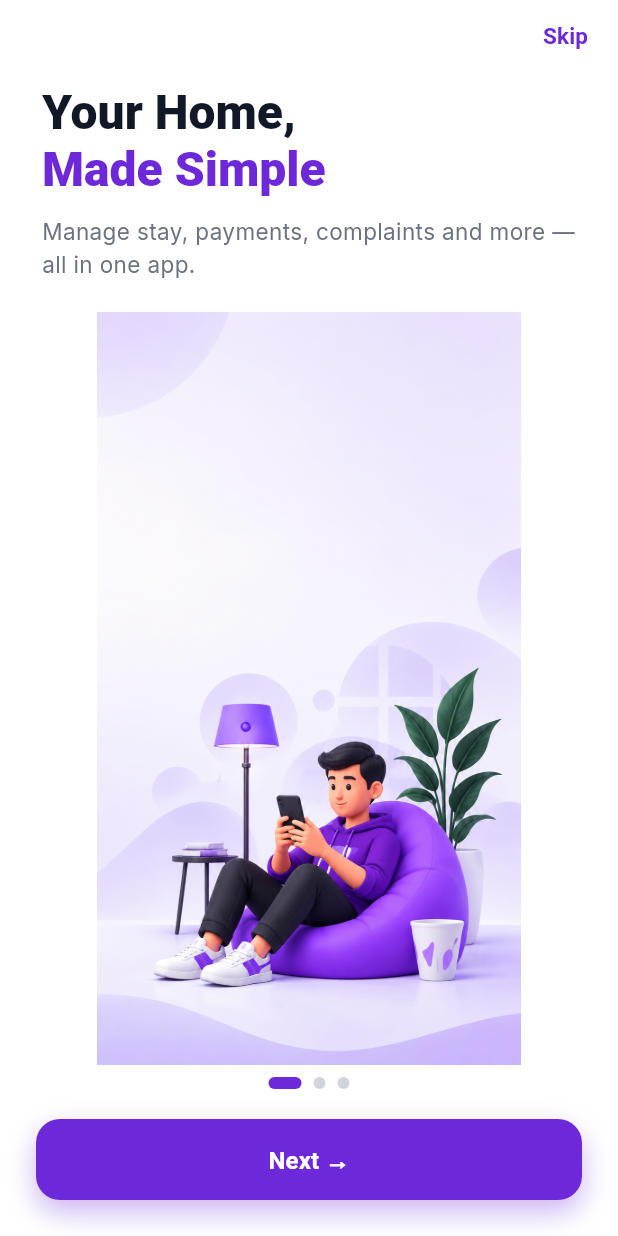
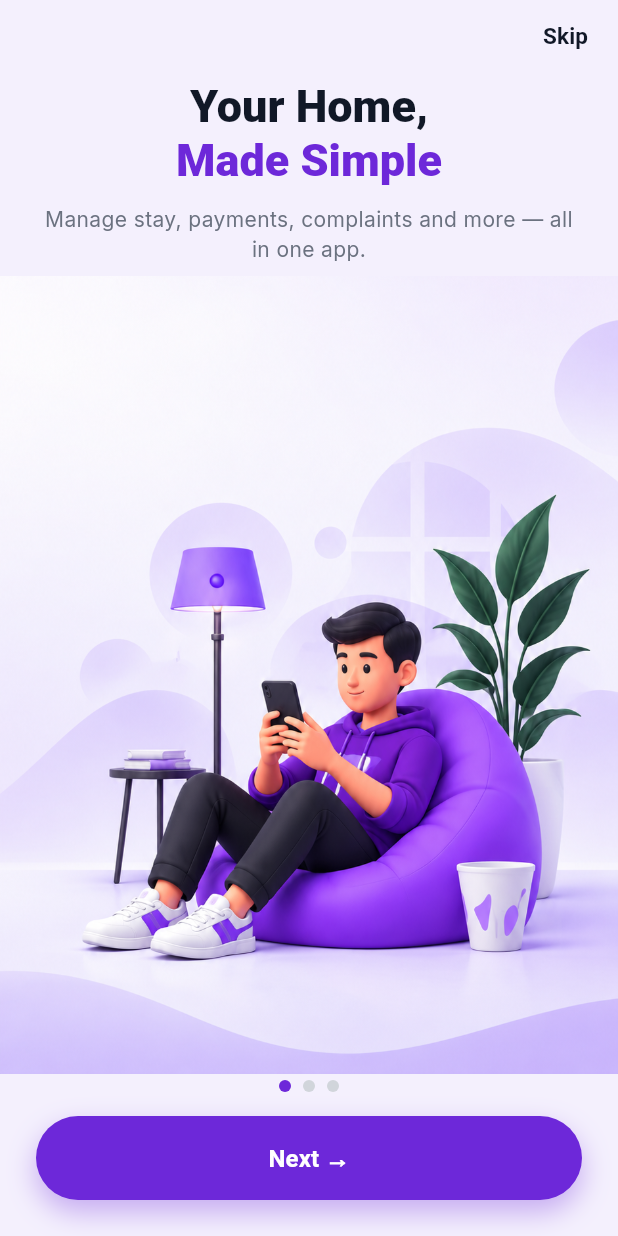
Before and after one commit to Ajayverma4r/dormly, a Flutter app: the screen it shows after launch, on a phone screen of 412 x 824 dp. Run offline on Flutter 3.47's test engine with Material 3 defaults, Android fonts, the phone set to English and light mode, and no system bars; our stand-ins replace dio, file_picker, flutter_image_compress, flutter_riverpod, flutter_secure_storage, go_router and 4 more; missing offline and left inert: razorpay_flutter.

Commit message:
login page changed

```diff
--- a/mobile/lib/features/auth/presentation/onboarding_screen.dart
+++ b/mobile/lib/features/auth/presentation/onboarding_screen.dart
@@ -12,6 +12,8 @@ const _brandPurple = Color(0xFF6D28D9);
 const _brandPurpleDeep = Color(0xFF5B21B6);
 const _ink = Color(0xFF111827);
 const _muted = Color(0xFF6B7280);
+const _onboardingBg = Color(0xFFF4F0FD);
+
 
 class OnboardingScreen extends StatefulWidget {
   const OnboardingScreen({super.key});
@@ -56,11 +58,11 @@ class _OnboardingScreenState extends State<OnboardingScreen> {
     return AnnotatedRegion<SystemUiOverlayStyle>(
       value: SystemUiOverlayStyle.dark.copyWith(
         statusBarColor: Colors.transparent,
-        systemNavigationBarColor: Colors.white,
+        systemNavigationBarColor: _onboardingBg,
         systemNavigationBarIconBrightness: Brightness.dark,
       ),
       child: Scaffold(
-        backgroundColor: Colors.white,
+        backgroundColor: _onboardingBg,
         body: SafeArea(
           child: Column(
             children: [
@@ -69,10 +71,10 @@ class _OnboardingScreenState extends State<OnboardingScreen> {
                 child: TextButton(
                   onPressed: _finish,
                   style: TextButton.styleFrom(
-                    foregroundColor: _brandPurple,
+                    foregroundColor: _ink,
                     padding: const EdgeInsets.symmetric(
                       horizontal: 20,
-                      vertical: 12,
+                      vertical: 8,
                     ),
                   ),
                   child: const Text(
@@ -96,17 +98,17 @@ class _OnboardingScreenState extends State<OnboardingScreen> {
                 ),
               ),
               Padding(
-                padding: const EdgeInsets.fromLTRB(24, 8, 24, 24),
+                padding: const EdgeInsets.fromLTRB(24, 4, 24, 24),
                 child: Column(
                   children: [
                     _PageDots(count: _pageCount, index: _page),
-                    const SizedBox(height: 20),
+                    const SizedBox(height: 16),
                     SizedBox(
                       width: double.infinity,
-                      height: 54,
+                      height: 56,
                       child: DecoratedBox(
                         decoration: BoxDecoration(
-                          borderRadius: BorderRadius.circular(16),
+                          borderRadius: BorderRadius.circular(28),
                           boxShadow: [
                             BoxShadow(
                               color: _brandPurple.withValues(alpha: 0.35),
@@ -122,7 +124,7 @@ class _OnboardingScreenState extends State<OnboardingScreen> {
                             foregroundColor: Colors.white,
                             elevation: 0,
                             shape: RoundedRectangleBorder(
-                              borderRadius: BorderRadius.circular(16),
+                              borderRadius: BorderRadius.circular(28),
                             ),
                           ),
                           child: Text(
@@ -151,16 +153,18 @@ class _WelcomePage extends StatelessWidget {
 
   @override
   Widget build(BuildContext context) {
-    return Padding(
-      padding: const EdgeInsets.symmetric(horizontal: 28),
+    return Column(
+      children: [
+        // Texts sit above the illustration (24px side padding only here).
+        Padding(
+          padding: const EdgeInsets.fromLTRB(24, 4, 24, 0),
           child: Column(
-        crossAxisAlignment: CrossAxisAlignment.start,
             children: [
-          const SizedBox(height: 8),
               RichText(
+                textAlign: TextAlign.center,
                 text: const TextSpan(
                   style: TextStyle(
-                fontSize: 32,
+                    fontSize: 30,
                     fontWeight: FontWeight.w800,
                     height: 1.2,
                     color: _ink,
@@ -177,30 +181,44 @@ class _WelcomePage extends StatelessWidget {
               const SizedBox(height: 12),
               const Text(
                 'Manage stay, payments, complaints and more — all in one app.',
+                textAlign: TextAlign.center,
                 style: TextStyle(
-              fontSize: 15,
+                  fontSize: 14,
                   height: 1.45,
                   color: _muted,
                   fontWeight: FontWeight.w400,
                 ),
               ),
-          const SizedBox(height: 20),
+            ],
+          ),
+        ),
+        const SizedBox(height: 8),
+        // Full-bleed image under the text: edge-to-edge width, crop empty top of PNG.
         Expanded(
-            child: Center(
-              child: Padding(
-                padding: const EdgeInsets.symmetric(horizontal: 4),
+          child: LayoutBuilder(
+            builder: (context, constraints) {
+              return ClipRect(
+                child: OverflowBox(
+                  maxWidth: constraints.maxWidth,
+                  maxHeight: double.infinity,
+                  alignment: Alignment.bottomCenter,
                   child: Image.asset(
                     'assets/images/onboarding1.png',
-                  fit: BoxFit.contain,
+                    width: constraints.maxWidth,
+                    fit: BoxFit.fitWidth,
+                    alignment: Alignment.bottomCenter,
+                    excludeFromSemantics: true,
                   ),
                 ),
+              );
+            },
           ),
         ),
       ],
-      ),
     );
   }
 }
+
 
 class _FeaturesPage extends StatelessWidget {
   const _FeaturesPage();
@@ -389,11 +407,11 @@ class _PageDots extends StatelessWidget {
         return AnimatedContainer(
           duration: const Duration(milliseconds: 220),
           margin: const EdgeInsets.symmetric(horizontal: 4),
-          width: active ? 22 : 8,
+          width: 8,
           height: 8,
           decoration: BoxDecoration(
             color: active ? _brandPurple : const Color(0xFFD1D5DB),
-            borderRadius: BorderRadius.circular(8),
+            shape: BoxShape.circle,
           ),
         );
       }),
```
Lines whose indentation alone changed are shown as unchanged.
